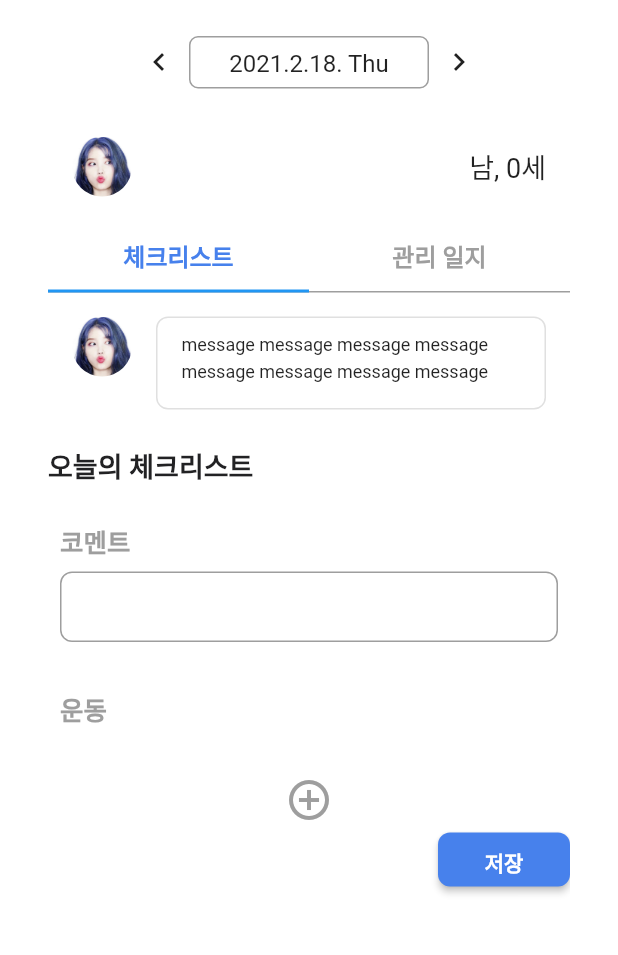
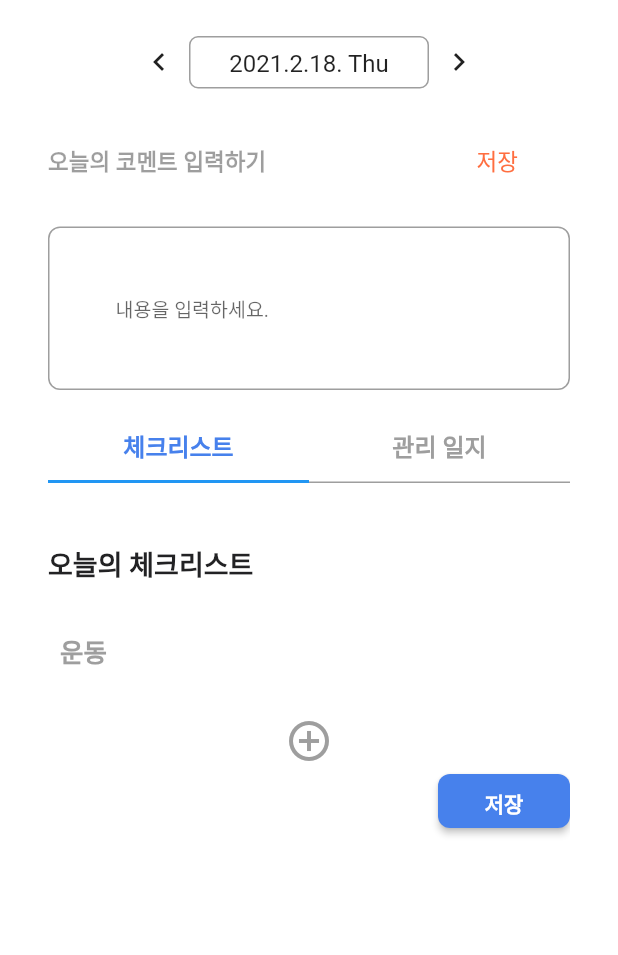
Before and after one commit to namhosung6023/flutter_fitwith_final, a Flutter app: the PremiumTrainerPage screen opened directly, after a tap on the "chevron left" icon, after a tap on the "chevron right" icon, after a tap on "수정", on a phone screen of 412 x 824 dp, the part 60-1015 px from its top. Run offline on Flutter 3.47's test engine with Material 2 defaults, Android fonts, the phone set to English and light mode, and no system bars; our stand-ins replace carousel_slider, dio, flutter_swiper, image_picker, jwt_decoder, percent_indicator and 2 more; missing offline and left inert: keyboard_visibility, mime_type, multi_charts; accounts and stored records are empty; network calls fail; Roboto replaces fonts that are missing (SpoqaHanSansNeo).

Commit message:
트레이너 체크리스트 작업중

```diff
--- a/lib/views/premium/page_premium_trainer.dart
+++ b/lib/views/premium/page_premium_trainer.dart
@@ -57,7 +57,7 @@ class _PremiumTrainerPageState extends State<PremiumTrainerPage> {
                   child: AnimatedSwitcher(
                     key: this._key,
                     duration: Duration(milliseconds: 200),
-                    child: (repository.member != null) ? TrainerManagement(repository.member) : TrainerMembers(repository),
+                    child: (repository.member != null) ? TrainerManagement(repository.member, _current) : TrainerMembers(repository),
                   ),
                 ),
               ],
--- a/lib/views/premium/widgets/widget_trainer_checklist.dart
+++ b/lib/views/premium/widgets/widget_trainer_checklist.dart
@@ -3,23 +3,46 @@ import 'package:fitwith/utils/utils_widget.dart';
 import 'package:fitwith/views/premium/models/model_checklist.dart';
 import 'package:fitwith/views/premium/models/model_member.dart';
 import 'package:flutter/material.dart';
+import 'package:dio/dio.dart';
+import 'package:jwt_decoder/jwt_decoder.dart';
+import 'package:shared_preferences/shared_preferences.dart';
 
 /// 회원 관리 페이지 - 체크리스트.
 class TrainerChecklist extends StatefulWidget {
   final Member _member;
-
-  TrainerChecklist(this._member);
+  final DateTime _current;
+  TrainerChecklist(this._member, this._current);
 
   @override
   _TrainerChecklistState createState() => _TrainerChecklistState();
 }
 
 class _TrainerChecklistState extends State<TrainerChecklist> {
+  List<Checklist> workoutlist = [];
   /// animation widget key.
   final _key = GlobalKey();
+  String userId;
 
   /// 수정 여부.
   bool _isEdit = false;
+
+  void _getData() async {
+    SharedPreferences prefs = await SharedPreferences.getInstance();
+    final token = prefs.getString('token');
+
+    Dio dio = new Dio();
+    Map<String, dynamic> decodedToken = JwtDecoder.decode(token);
+    // userId = decodedToken['_id'];
+    userId = "602de2759734b63b18d8d33c";
+    // decodedToken = eyJhbGciOiJIUzI1NiIsInR5cCI6IkpXVCJ9.eyJfaWQiOiI2MDJiNzk0MjlmMDk2YjM3OTQyNDcxNzciLCJlbWFpbCI6Im1pbGtAbmF2ZXIuY29tIiwiaWF0IjoxNjEzNjMxODc4LCJleHAiOjE2Mzk1NTE4Nzh9.GeJ0AYGfzRcgVotIsTSRJDFusYoKoPiEdoeADNKynEg;
+    dio.options.headers["accesstoken"] = "$token";
+    Response response = await dio.post('http://10.0.2.2:3000/premium/checklist/trainer/$userId',
+        data: {"date" : ( this.widget._current.toIso8601String()),
+          "checkList" : workoutlist
+    });
+    print(response.data['checklist'][0]['workoutlist']);
+    workoutlist = response.data['checklist'][0]['workoutlist'];
+  }
 
   @override
   void initState() {
@@ -32,7 +55,6 @@ class _TrainerChecklistState extends State<TrainerChecklist> {
     return ListView(
       padding: const EdgeInsets.only(top: 16.0, bottom: 16.0),
       children: [
-        _buildMemberComment(this.widget._member),
         const SizedBox(height: 24.0),
         Text(
           '오늘의 체크리스트',
@@ -41,23 +63,6 @@ class _TrainerChecklistState extends State<TrainerChecklist> {
             fontSize: 18.0,
             fontWeight: FontWeight.bold,
           ),
-        ),
-        const SizedBox(height: 24.0),
-        Padding(
-          padding: const EdgeInsets.only(left: 8.0),
-          child: Text(
-            '코멘트',
-            style: TextStyle(
-              color: Colors.grey,
-              fontSize: 17.0,
-              fontWeight: FontWeight.bold,
-            ),
-          ),
-        ),
-        const SizedBox(height: 8.0),
-        Padding(
-          padding: const EdgeInsets.only(left: 8.0, right: 8.0),
-          child: _buildComment(),
         ),
         const SizedBox(height: 32.0),
         Padding(
@@ -81,47 +86,47 @@ class _TrainerChecklistState extends State<TrainerChecklist> {
   }
 
   /// 코멘트 필드 빌드.
-  Widget _buildComment() {
-    return TextField(
-      enabled: this._isEdit,
-      style: TextStyle(fontSize: 13.0),
-      decoration: InputDecoration(
-        isDense: true, // Added this
-        contentPadding: EdgeInsets.all(16.0),
-        border: OutlineInputBorder(borderRadius: BorderRadius.circular(8.0)),
-      ),
-    );
-  }
+  // Widget _buildComment() {
+  //   return TextField(
+  //     enabled: this._isEdit,
+  //     style: TextStyle(fontSize: 13.0),
+  //     decoration: InputDecoration(
+  //       isDense: true, // Added this
+  //       contentPadding: EdgeInsets.all(16.0),
+  //       border: OutlineInputBorder(borderRadius: BorderRadius.circular(8.0)),
+  //     ),
+  //   );
+  // }
 
   /// 회원의 메세지 위젯 빌드.
-  Widget _buildMemberComment(Member target) {
-    final profile = ClipOval(
-      child: Image.asset(target.url, fit: BoxFit.cover, width: 40.0, height: 40.0),
-    );
-
-    final message = Container(
-      padding: const EdgeInsets.fromLTRB(16.0, 8.0, 16.0, 16.0),
-      child: Text(
-        'message message message message message message message message ',
-        style: TextStyle(fontSize: 12.0, height: 1.5),
-      ),
-      decoration: BoxDecoration(
-        border: Border.all(color: Colors.black12),
-        borderRadius: BorderRadius.circular(8.0),
-      ),
-    );
-
-    return Row(
-      crossAxisAlignment: CrossAxisAlignment.start,
-      children: [
-        const SizedBox(width: 16.0),
-        profile,
-        const SizedBox(width: 16.0),
-        Expanded(child: message),
-        const SizedBox(width: 16.0),
-      ],
-    );
-  }
+  // Widget _buildMemberComment(Member target) {
+  //   final profile = ClipOval(
+  //     child: Image.asset(target.url, fit: BoxFit.cover, width: 40.0, height: 40.0),
+  //   );
+  //
+  //   final message = Container(
+  //     padding: const EdgeInsets.fromLTRB(16.0, 8.0, 16.0, 16.0),
+  //     child: Text(
+  //       'message message message message message message message message ',
+  //       style: TextStyle(fontSize: 12.0, height: 1.5),
+  //     ),
+  //     decoration: BoxDecoration(
+  //       border: Border.all(color: Colors.black12),
+  //       borderRadius: BorderRadius.circular(8.0),
+  //     ),
+  //   );
+  //
+  //   return Row(
+  //     crossAxisAlignment: CrossAxisAlignment.start,
+  //     children: [
+  //       const SizedBox(width: 16.0),
+  //       profile,
+  //       const SizedBox(width: 16.0),
+  //       Expanded(child: message),
+  //       const SizedBox(width: 16.0),
+  //     ],
+  //   );
+  // }
 
   /// 뷰어 모드.
   Widget _buildViewMode() {
@@ -231,7 +236,10 @@ class _TrainerChecklistState extends State<TrainerChecklist> {
           ),
           Align(
             alignment: Alignment.centerRight,
-            child: WidgetUtils.buildDefaultButton('저장', () => setState(() => this._isEdit = false)),
+            child: WidgetUtils.buildDefaultButton('저장', () {
+              _getData();
+              setState(() => this._isEdit = false,);
+            }),
           ),
         ],
       ),
--- a/lib/views/premium/widgets/widget_trainer_management.dart
+++ b/lib/views/premium/widgets/widget_trainer_management.dart
@@ -5,13 +5,17 @@ import 'package:fitwith/views/premium/widgets/widget_trainer_diary.dart';
 import 'package:flutter/cupertino.dart';
 import 'package:flutter/material.dart';
 import 'package:flutter/widgets.dart';
+import 'package:shared_preferences/shared_preferences.dart';
+import 'package:dio/dio.dart';
+import 'package:jwt_decoder/jwt_decoder.dart';
 
 /// 프리미엄 - 트레이너 root 위젯.
 class TrainerManagement extends StatefulWidget {
   /// 선택된 멤버.
   final Member _member;
+  final DateTime _current;
 
-  TrainerManagement(this._member);
+  TrainerManagement(this._member, this._current);
 
   @override
   _TrainerManagementState createState() => _TrainerManagementState();
@@ -20,6 +24,21 @@ class TrainerManagement extends StatefulWidget {
 class _TrainerManagementState extends State<TrainerManagement> with SingleTickerProviderStateMixin {
   /// Tab controller.
   TabController _tabCtrl;
+  String trainerId;
+  var myControllerTrainerComment = TextEditingController();
+
+  void _trainerCommentUpload () async {
+    SharedPreferences prefs = await SharedPreferences.getInstance();
+    final token = prefs.getString('token');
+
+    Dio dio = new Dio();
+    Map<String, dynamic> decodedToken = JwtDecoder.decode(token);
+    trainerId = decodedToken['_id'];
+    dio.options.headers["accesstoken"] = "$token";
+    Response response = await dio.post('http://10.0.2.2:3000/premium/comment/trainer/$trainerId',
+    data: {"date" : (widget._current.toIso8601String()), "comment" : myControllerTrainerComment.text});
+    myControllerTrainerComment = response.data['trainerComment'][0]['comment'];
+  }
 
   @override
   void initState() {
@@ -33,21 +52,78 @@ class _TrainerManagementState extends State<TrainerManagement> with SingleTicker
       padding: const EdgeInsets.only(left: 32.0, right: 32.0),
       child: Column(
         children: [
-          _buildMemberInfo(this.widget._member),
-          const SizedBox(height: 8.0),
+          _commentTitle(),
+          const SizedBox(height: 20.0),
+          _buildComment(),
+          const SizedBox(height: 14.0),
           _buildTabBar(),
           Expanded(
             child: TabBarView(
               physics: NeverScrollableScrollPhysics(),
               controller: this._tabCtrl,
               children: [
-                TrainerChecklist(this.widget._member),
+                TrainerChecklist(this.widget._member, this.widget._current),
                 TrainerDiary(this.widget._member),
               ],
             ),
           ),
         ],
       ),
+    );
+  }
+ ///트레이너가 코멘트 남기는 부분
+  Widget _buildComment() {
+    return TextField(
+      controller: myControllerTrainerComment,
+      onEditingComplete: (){
+        _trainerCommentUpload ();
+        print(myControllerTrainerComment.text);
+      },
+      style: TextStyle(fontSize: 13.0),
+      decoration: InputDecoration(
+        hintText: '내용을 입력하세요.',
+        isDense: true, // Added this
+        contentPadding: EdgeInsets.all(45.0),
+        border: OutlineInputBorder(borderRadius: BorderRadius.circular(8.0)),
+      ),
+    );
+  }
+
+  /// 트레이너 코멘트 위에 타이틀
+  Widget _commentTitle() {
+    return Row(
+      children: [
+        Text(
+          '오늘의 코멘트 입력하기',
+          style: TextStyle(
+            color: Colors.black38,
+            fontSize: 15.0,
+            fontWeight: FontWeight.bold,
+          ),
+        ),
+        const SizedBox(width: 110.0),
+        Container(
+          child: FlatButton(
+              // splashColor: Colors.transparent,
+              // highlightColor: Colors.transparent,
+              onPressed: () {
+                print('안녕');
+            //업로드 함수 넣기
+          },
+            child:
+              Align(
+                alignment: Alignment.centerRight,
+                child: Text('저장',
+                  textAlign: TextAlign.right,
+                  style: TextStyle(
+                    color: Colors.deepOrangeAccent,
+                    fontSize: 15.0,
+                  ),
+                ),
+              )
+          ),
+        )
+      ],
     );
   }
 
```
Also changed, not shown: lib/views/premium/page_premium_member.dart (+6 -4 lines), lib/views/premium/widgets/widget_member_diary.dart (+80 -1 lines).
